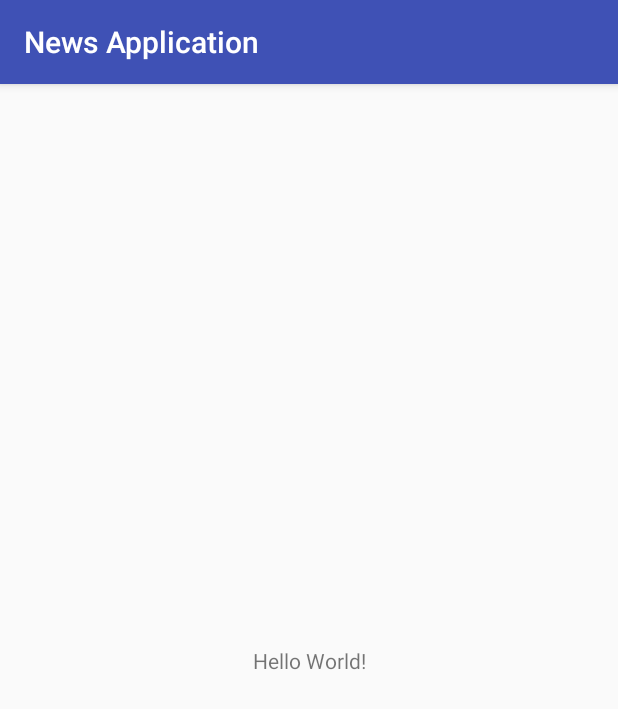
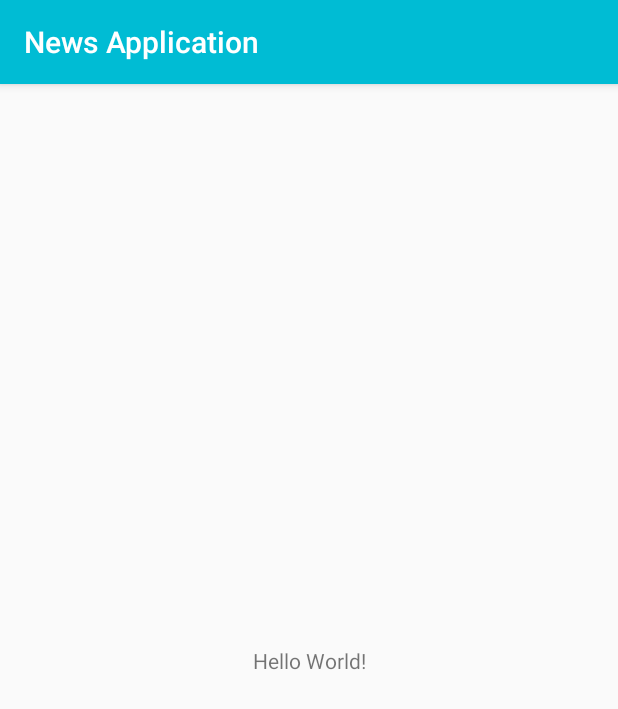
Before and after one commit to Mike-415/News-Application-Udacity-, an Android app: the screen it shows after launch (MainActivity), on a phone screen of 412 x 824 dp. Shown: the top 709 px of the screen. Run offline under Robolectric (Android 15) with nearby library versions, the phone set to English and light mode, and no system bars.

Commit message:
Added color values and added dependencies

```diff
--- a/app/build.gradle
+++ b/app/build.gradle
@@ -21,6 +21,8 @@ android {
 dependencies {
     implementation fileTree(dir: 'libs', include: ['*.jar'])
     implementation 'com.android.support:appcompat-v7:28.0.0'
+    implementation 'com.android.support:cardview-v7:28.0.0'
+    implementation 'com.android.support:recyclerview-v7:28.0.0'
     implementation 'com.android.support.constraint:constraint-layout:1.1.3'
     testImplementation 'junit:junit:4.12'
     androidTestImplementation 'com.android.support.test:runner:1.0.2'
--- a/app/src/main/res/values/colors.xml
+++ b/app/src/main/res/values/colors.xml
@@ -1,6 +1,12 @@
 <?xml version="1.0" encoding="utf-8"?>
 <resources>
-    <color name="colorPrimary">#3F51B5</color>
-    <color name="colorPrimaryDark">#303F9F</color>
-    <color name="colorAccent">#FF4081</color>
+    <color name="colorPrimary">#00BCD4</color>
+    <color name="colorPrimaryDark">#0097A7</color>
+    <color name="colorAccent">#FF1744</color>
+    <color name="background"></color>
+    <!-- colors for dark mode -->
+    <color name="darkModePrimary">#006064</color>
+    <color name="darkModePrimaryDark">#263238</color>
+    <color name="darkModeColorAccent">#AE1633</color>
+
 </resources>
```
